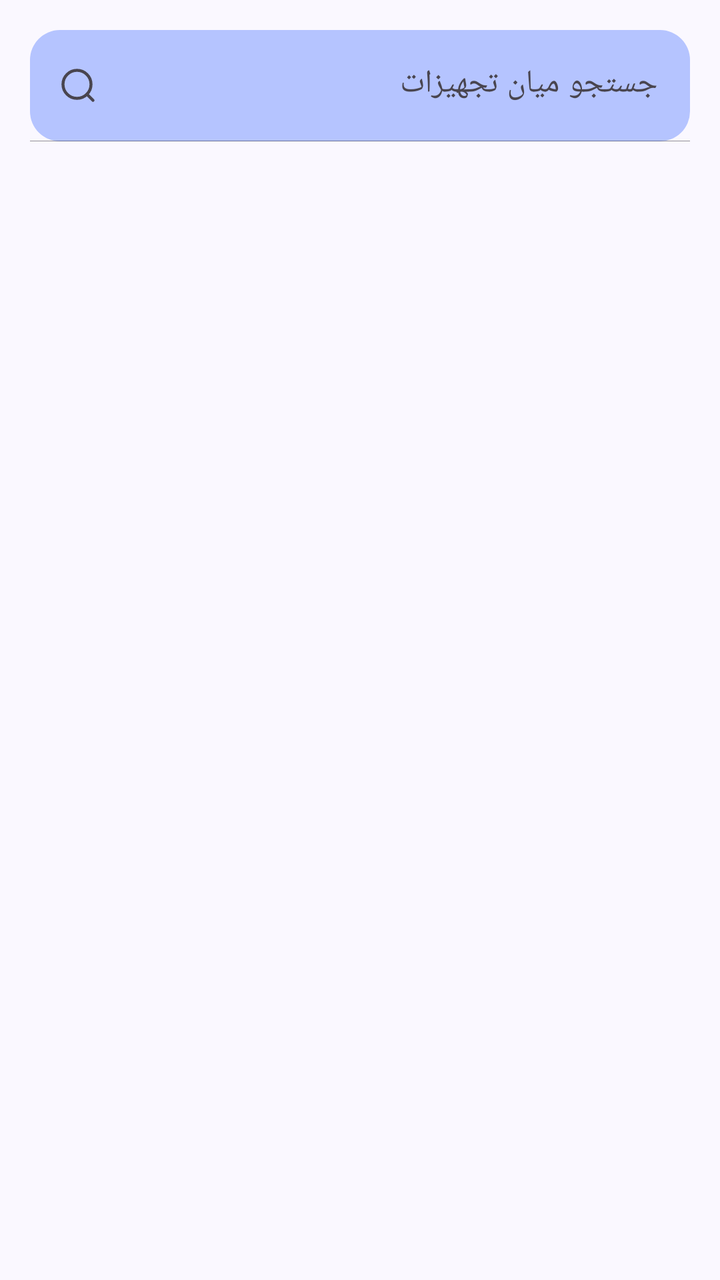
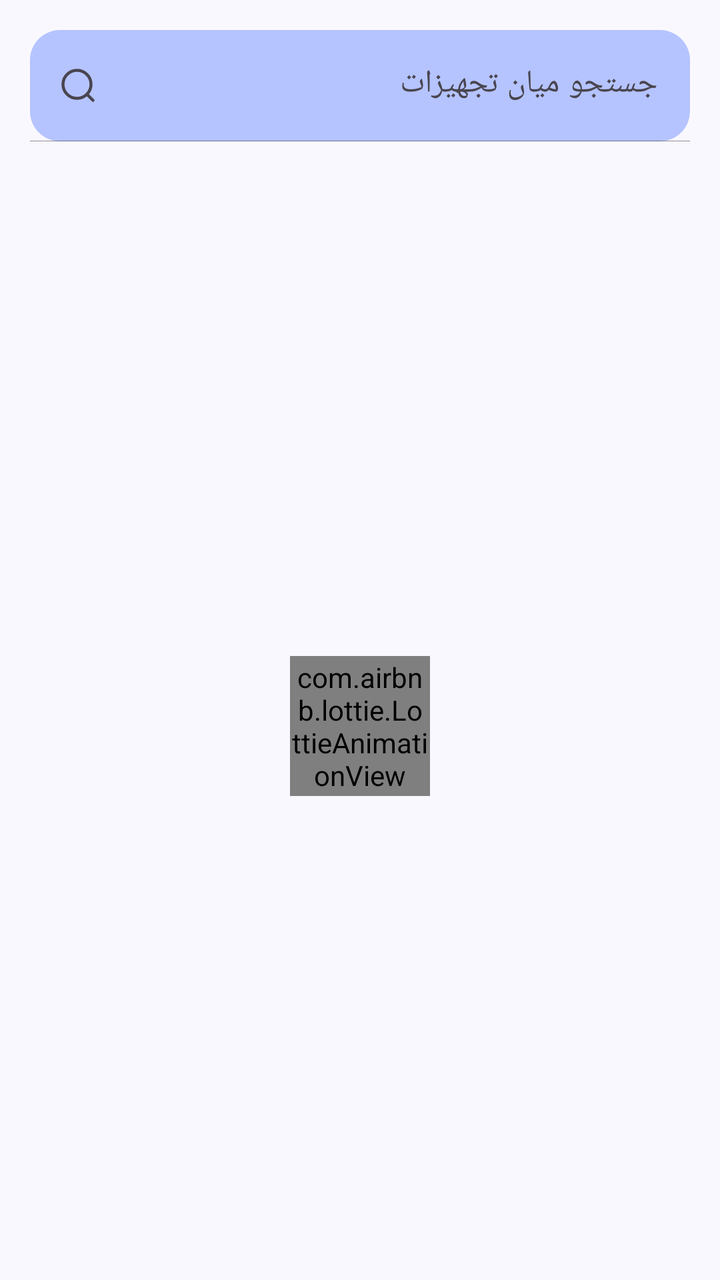

Compare the two renders of this Android layout. The source of the first and the diff that turns it into the second are given below.
<!-- AndroidManifest.xml: application theme Theme.Iotequipment -->
<!-- res/layout/fragment_search.xml -->
<?xml version="1.0" encoding="utf-8"?>
<androidx.constraintlayout.widget.ConstraintLayout
    xmlns:tools="http://schemas.android.com/tools"
    android:layout_width="match_parent"
    android:layout_height="match_parent"
    xmlns:app="http://schemas.android.com/apk/res-auto"
    xmlns:android="http://schemas.android.com/apk/res/android">

    
    <include
        layout="@layout/search_bar"
        app:layout_constraintBottom_toBottomOf="parent"
        app:layout_constraintEnd_toEndOf="parent"
        app:layout_constraintStart_toStartOf="parent"
        app:layout_constraintTop_toTopOf="parent" />

    <androidx.recyclerview.widget.RecyclerView
        android:id="@+id/search_recyclerView"
        android:layout_width="match_parent"
        android:padding="15dp"
        android:layout_height="0dp"
        app:layout_constraintBottom_toBottomOf="parent"
        app:layout_constraintTop_toBottomOf="@+id/searchBox"
        tools:layout_editor_absoluteX="0dp" />

    <ProgressBar
        android:id="@+id/progressBar"
        style="?android:attr/progressBarStyle"
        android:layout_width="wrap_content"
        android:layout_height="wrap_content"
        app:layout_constraintBottom_toBottomOf="parent"
        app:layout_constraintEnd_toEndOf="parent"
        app:layout_constraintStart_toStartOf="parent"
        app:layout_constraintTop_toTopOf="@+id/search_recyclerView" />


</androidx.constraintlayout.widget.ConstraintLayout>
<!-- res/layout/search_bar.xml (included above) -->
<?xml version="1.0" encoding="utf-8"?>
<merge xmlns:android="http://schemas.android.com/apk/res/android"
    xmlns:app="http://schemas.android.com/apk/res-auto">

    <com.google.android.material.textfield.TextInputLayout
        android:id="@+id/searchBox"
        android:layout_width="match_parent"
        android:layout_height="wrap_content"
        android:padding="15dp"
        app:endIconMode="clear_text"
        app:counterMaxLength="20"
        app:boxStrokeWidth = "0.3dp"
        app:boxStrokeColor="@color/md_theme_background"
        app:boxStrokeWidthFocused = "1.5dp"
        app:boxBackgroundMode="filled"
        app:startIconDrawable="@drawable/ic_search"
        app:boxBackgroundColor="@color/md_theme_inversePrimary_mediumContrast"
        android:hint="@string/searchbar_hint"
        app:boxCornerRadiusTopStart="15dp"
        app:boxCornerRadiusTopEnd="15dp"
        app:boxCornerRadiusBottomStart="15dp"
        app:boxCornerRadiusBottomEnd="15dp"
        android:textAppearance="@color/md_theme_background"
        app:placeholderTextAppearance="@color/md_theme_background"
        >
        <com.google.android.material.textfield.TextInputEditText
            android:id="@+id/search_bar"
            android:layout_width="match_parent"
            android:layout_height="wrap_content"
            android:imeOptions="actionSearch"
            android:inputType="text"
            android:maxLength="30"
            android:maxLines="1"
            />

    </com.google.android.material.textfield.TextInputLayout>

</merge>
<!-- resources referenced by this layout -->
<resources>
  <color name="md_theme_background">#FAF8FF</color>
  <color name="md_theme_inversePrimary_mediumContrast">#B5C4FF</color>
  <!-- drawable ic_search (drawable) -->
  <vector xmlns:android="http://schemas.android.com/apk/res/android"
      android:width="24dp"
      android:height="24dp"
      android:viewportWidth="24"
      android:viewportHeight="24">
    <path
        android:pathData="M11.5,18.5C15.366,18.5 18.5,15.366 18.5,11.5C18.5,7.634 15.366,4.5 11.5,4.5C7.634,4.5 4.5,7.634 4.5,11.5C4.5,15.366 7.634,18.5 11.5,18.5Z"
        android:strokeLineJoin="round"
        android:strokeWidth="1.5"
        android:fillColor="#00000000"
        android:strokeColor="#000D26"
        android:strokeLineCap="round"/>
    <path
        android:pathData="M16.5,16.5L19.5,19.5"
        android:strokeLineJoin="round"
        android:strokeWidth="1.5"
        android:fillColor="#00000000"
        android:strokeColor="#000D26"
        android:strokeLineCap="round"/>
  </vector>
  <string name="searchbar_hint">جستجو میان تجهیزات</string>
  <style name="Theme.Iotequipment" parent="Base.Theme.Iotequipment" />
  <style name="Base.Theme.Iotequipment" parent="Theme.Material3.DayNight.NoActionBar">
          <item name="fontFamily">@font/iran_yekan_regular</item>
          
          
          <item name="colorPrimary">@color/md_theme_primary</item>
          <item name="android:colorBackground">@color/md_theme_background</item>
  
      </style>
  <color name="md_theme_primary">#0055EF</color>
</resources>

<!-- the commit's change to res/layout/fragment_search.xml (unified diff, before → after) -->
@@ -23,11 +23,12 @@
         app:layout_constraintTop_toBottomOf="@+id/searchBox"
         tools:layout_editor_absoluteX="0dp" />
 
-    <ProgressBar
+    <com.airbnb.lottie.LottieAnimationView
         android:id="@+id/progressBar"
-        style="?android:attr/progressBarStyle"
-        android:layout_width="wrap_content"
-        android:layout_height="wrap_content"
+        android:layout_width="70dp"
+        android:layout_height="70dp"
+        android:layout_gravity="center"
+        app:lottie_fileName="loading.json"
         app:layout_constraintBottom_toBottomOf="parent"
         app:layout_constraintEnd_toEndOf="parent"
         app:layout_constraintStart_toStartOf="parent"
